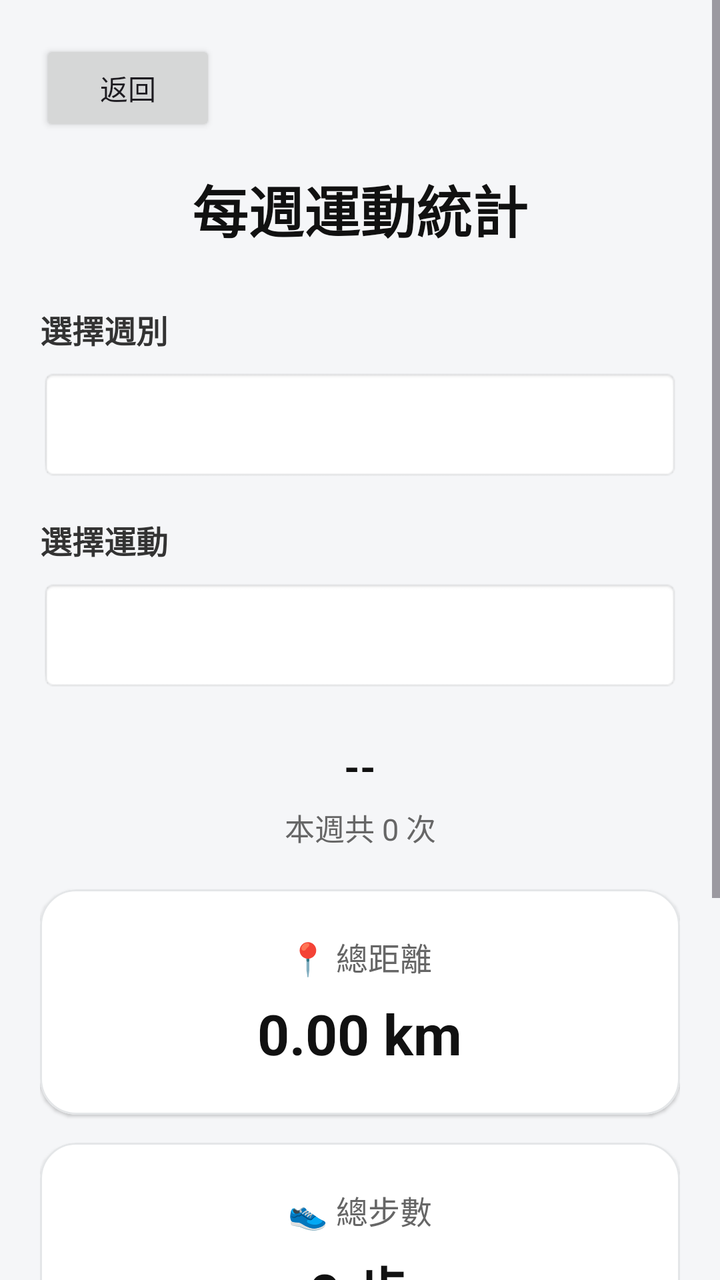
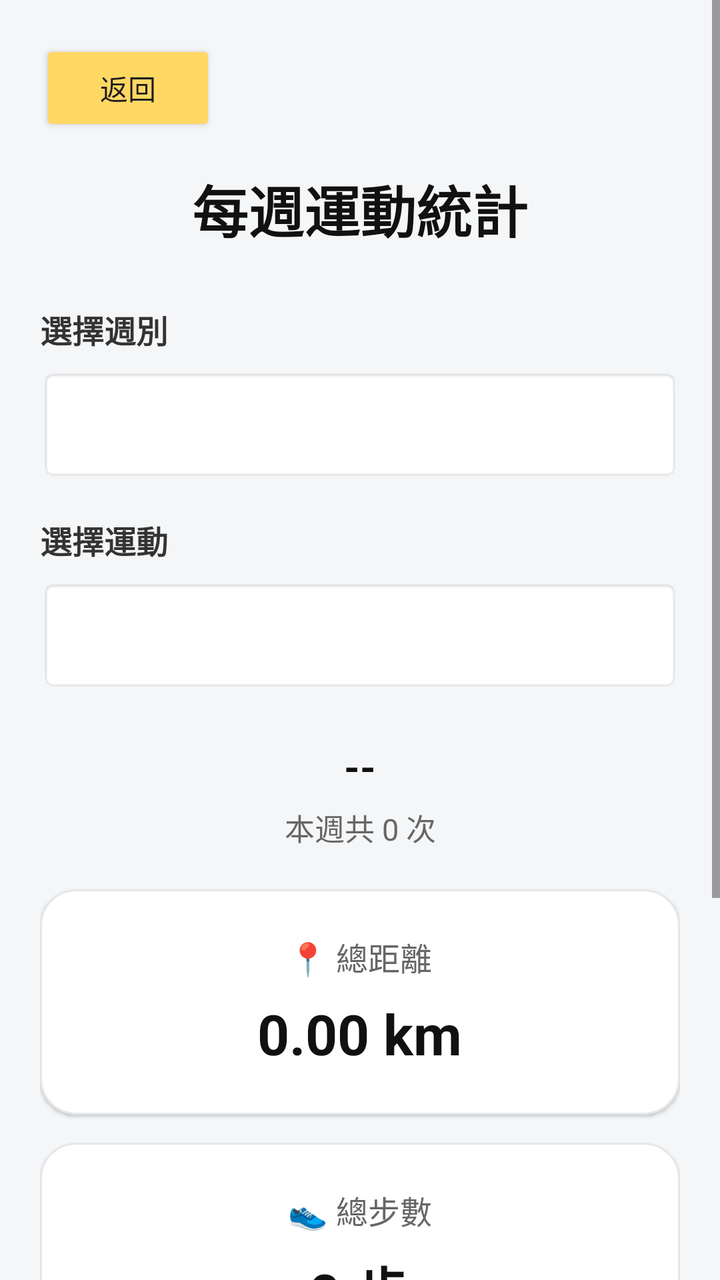

Compare the two renders of this Android layout. The source of the first and the diff that turns it into the second are given below.
<!-- AndroidManifest.xml: application theme Theme.Project -->
<!-- res/layout/fragment_weekly_statistics.xml -->
<?xml version="1.0" encoding="utf-8"?>
<ScrollView
    xmlns:android="http://schemas.android.com/apk/res/android"
    xmlns:app="http://schemas.android.com/apk/res-auto"

    android:layout_width="match_parent"
    android:layout_height="match_parent"

    android:fillViewport="true"

    android:background="#F5F6F8">


    <LinearLayout

        android:layout_width="match_parent"
        android:layout_height="wrap_content"

        android:orientation="vertical"

        android:padding="20dp">


        <Button

            android:id="@+id/btnBackWeekly"

            android:layout_width="wrap_content"
            android:layout_height="wrap_content"

            android:text="返回"

            android:textAllCaps="false" />


        <TextView

            android:layout_width="wrap_content"
            android:layout_height="wrap_content"

            android:layout_gravity="center_horizontal"

            android:layout_marginTop="16dp"

            android:text="每週運動統計"

            android:textColor="#111111"

            android:textSize="28sp"

            android:textStyle="bold" />


        
        
        

        <TextView

            android:layout_width="wrap_content"
            android:layout_height="wrap_content"

            android:layout_marginTop="28dp"

            android:text="選擇週別"

            android:textColor="#333333"

            android:textSize="16sp"

            android:textStyle="bold" />


        <Spinner

            android:id="@+id/spinnerWeek"

            android:layout_width="match_parent"
            android:layout_height="56dp"

            android:layout_marginTop="8dp"

            android:background="@android:drawable/editbox_background"

            android:paddingStart="12dp"

            android:paddingEnd="12dp" />


        
        
        

        <TextView

            android:layout_width="wrap_content"
            android:layout_height="wrap_content"

            android:layout_marginTop="18dp"

            android:text="選擇運動"

            android:textColor="#333333"

            android:textSize="16sp"

            android:textStyle="bold" />


        <Spinner

            android:id="@+id/spinnerSport"

            android:layout_width="match_parent"
            android:layout_height="56dp"

            android:layout_marginTop="8dp"

            android:background="@android:drawable/editbox_background"

            android:paddingStart="12dp"

            android:paddingEnd="12dp" />


        <ProgressBar

            android:id="@+id/progressWeekly"

            android:layout_width="40dp"
            android:layout_height="40dp"

            android:layout_gravity="center_horizontal"

            android:layout_marginTop="18dp"

            android:visibility="gone" />


        <TextView

            android:id="@+id/tvSelectedSummary"

            android:layout_width="match_parent"
            android:layout_height="wrap_content"

            android:layout_marginTop="24dp"

            android:gravity="center"

            android:text="--"

            android:textColor="#111111"

            android:textSize="20sp"

            android:textStyle="bold" />


        <TextView

            android:id="@+id/tvActivityCount"

            android:layout_width="match_parent"
            android:layout_height="wrap_content"

            android:layout_marginTop="6dp"

            android:gravity="center"

            android:text="本週共 0 次"

            android:textColor="#666666"

            android:textSize="15sp" />


        
        
        

        <com.google.android.material.card.MaterialCardView

            android:layout_width="match_parent"
            android:layout_height="wrap_content"

            android:layout_marginTop="20dp"

            app:cardBackgroundColor="#FFFFFF"

            app:cardCornerRadius="18dp"

            app:cardElevation="1dp"

            app:strokeColor="#E4E6E8"

            app:strokeWidth="1dp">


            <LinearLayout

                android:layout_width="match_parent"
                android:layout_height="wrap_content"

                android:gravity="center"

                android:orientation="vertical"

                android:padding="22dp">


                <TextView

                    android:layout_width="wrap_content"
                    android:layout_height="wrap_content"

                    android:text="📍 總距離"

                    android:textColor="#666666"

                    android:textSize="16sp" />


                <TextView

                    android:id="@+id/tvTotalDistance"

                    android:layout_width="wrap_content"
                    android:layout_height="wrap_content"

                    android:layout_marginTop="8dp"

                    android:text="0.00 km"

                    android:textColor="#111111"

                    android:textSize="28sp"

                    android:textStyle="bold" />


            </LinearLayout>


        </com.google.android.material.card.MaterialCardView>


        
        
        

        <LinearLayout

            android:id="@+id/layoutSteps"

            android:layout_width="match_parent"
            android:layout_height="wrap_content"

            android:layout_marginTop="14dp"

            android:orientation="vertical">


            <com.google.android.material.card.MaterialCardView

                android:layout_width="match_parent"
                android:layout_height="wrap_content"

                app:cardBackgroundColor="#FFFFFF"

                app:cardCornerRadius="18dp"

                app:cardElevation="1dp"

                app:strokeColor="#E4E6E8"

                app:strokeWidth="1dp">


                <LinearLayout

                    android:layout_width="match_parent"
                    android:layout_height="wrap_content"

                    android:gravity="center"

                    android:orientation="vertical"

                    android:padding="22dp">


                    <TextView

                        android:layout_width="wrap_content"
                        android:layout_height="wrap_content"

                        android:text="👟 總步數"

                        android:textColor="#666666"

                        android:textSize="16sp" />


                    <TextView

                        android:id="@+id/tvTotalSteps"

                        android:layout_width="wrap_content"
                        android:layout_height="wrap_content"

                        android:layout_marginTop="8dp"

                        android:text="0 步"

                        android:textColor="#111111"

                        android:textSize="28sp"

                        android:textStyle="bold" />


                </LinearLayout>


            </com.google.android.material.card.MaterialCardView>


        </LinearLayout>


        
        
        

        <com.google.android.material.card.MaterialCardView

            android:layout_width="match_parent"
            android:layout_height="wrap_content"

            android:layout_marginTop="14dp"

            app:cardBackgroundColor="#FFFFFF"

            app:cardCornerRadius="18dp"

            app:cardElevation="1dp"

            app:strokeColor="#E4E6E8"

            app:strokeWidth="1dp">


            <LinearLayout

                android:layout_width="match_parent"
                android:layout_height="wrap_content"

                android:gravity="center"

                android:orientation="vertical"

                android:padding="22dp">


                <TextView

                    android:layout_width="wrap_content"
                    android:layout_height="wrap_content"

                    android:text="⏱ 總運動時間"

                    android:textColor="#666666"

                    android:textSize="16sp" />


                <TextView

                    android:id="@+id/tvTotalDuration"

                    android:layout_width="wrap_content"
                    android:layout_height="wrap_content"

                    android:layout_marginTop="8dp"

                    android:text="00:00:00"

                    android:textColor="#111111"

                    android:textSize="28sp"

                    android:textStyle="bold" />


            </LinearLayout>


        </com.google.android.material.card.MaterialCardView>


        <TextView

            android:id="@+id/tvDataSource"

            android:layout_width="match_parent"
            android:layout_height="wrap_content"

            android:layout_marginTop="18dp"

            android:gravity="center"

            android:text="資料來源：--"

            android:textColor="#777777"

            android:textSize="13sp" />


        <View

            android:layout_width="match_parent"
            android:layout_height="40dp" />


    </LinearLayout>


</ScrollView>
<!-- resources referenced by this layout -->
<resources>
  <style name="Theme.Project" parent="Base.Theme.Project" />
  <style name="Base.Theme.Project" parent="Theme.Material3.DayNight.NoActionBar">
          
          
      </style>
</resources>

<!-- the commit's change to res/layout/fragment_weekly_statistics.xml (unified diff, before → after) -->
@@ -28,8 +28,9 @@
             android:layout_width="wrap_content"
             android:layout_height="wrap_content"
 
+            android:backgroundTint="#FFD863"
+
             android:text="返回"
-
             android:textAllCaps="false" />
 
 
